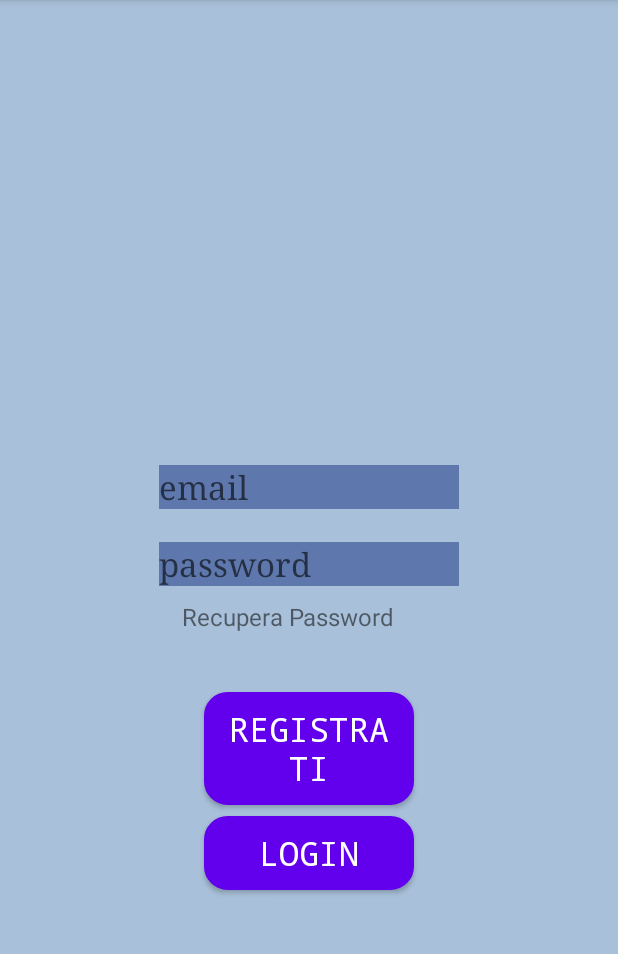
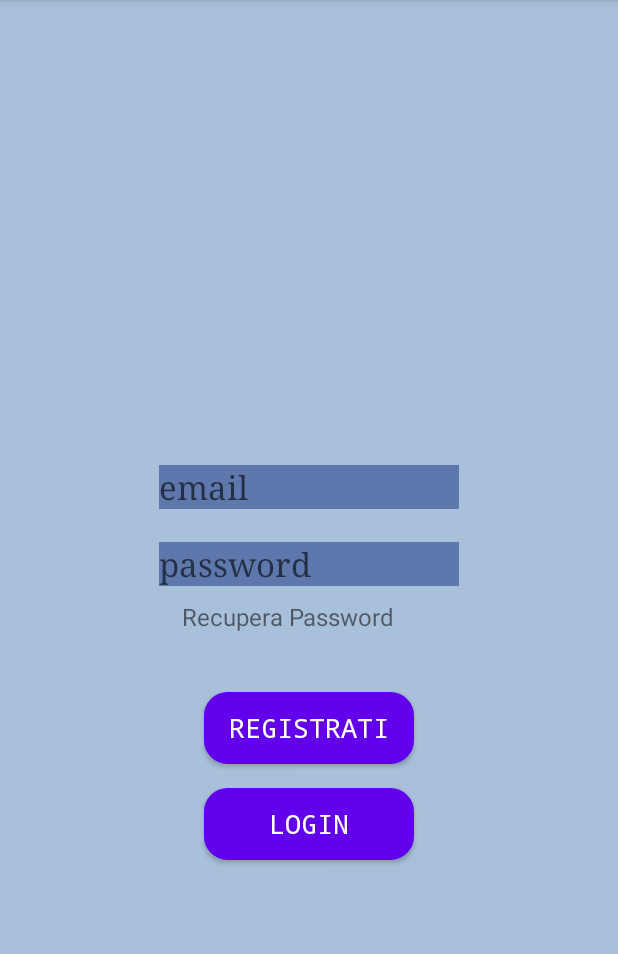
Before and after one commit to buiamf/Progetto_Android, an Android app: the screen it shows after launch (MainActivity), on a phone screen of 412 x 824 dp, the part 84-1038 px from its top. Run offline under Robolectric (Android 15) with nearby library versions, the phone set to English and light mode, and no system bars.

Commit message:
Progetto Modis Academy

```diff
--- a/app/src/main/res/layout/activity_main.xml
+++ b/app/src/main/res/layout/activity_main.xml
@@ -56,7 +56,6 @@
     <Button
         android:id="@+id/button_registrati"
         style="@style/bottone_smussato"
-
         android:layout_marginTop="20dp"
         android:text="@string/registrati_button"
         app:layout_constraintEnd_toEndOf="parent"
@@ -67,10 +66,10 @@
     <Button
         android:id="@+id/button_login"
         style="@style/bottone_smussato"
-        android:layout_marginTop="7dp"
+        android:layout_marginTop="16dp"
         android:text="@string/login_button"
         app:layout_constraintEnd_toEndOf="parent"
-        app:layout_constraintHorizontal_bias="0.5"
+        app:layout_constraintHorizontal_bias="0.501"
         app:layout_constraintStart_toStartOf="parent"
         app:layout_constraintTop_toBottomOf="@+id/button_registrati" />
 
--- a/app/src/main/res/layout/conferma_mail.xml
+++ b/app/src/main/res/layout/conferma_mail.xml
@@ -28,13 +28,15 @@
         android:hint="@string/inserisci_codice"
         android:inputType="numberPassword"
         app:layout_constraintEnd_toEndOf="parent"
-        app:layout_constraintHorizontal_bias="0.497"
+        app:layout_constraintHorizontal_bias="0.5"
         app:layout_constraintStart_toStartOf="parent"
         app:layout_constraintTop_toBottomOf="@+id/codice_comment" />
 
     <Button
         android:id="@+id/conferma_email_button"
         style="@style/bottone_smussato"
+        android:layout_width="200dp"
+        android:layout_height="wrap_content"
         android:layout_marginTop="24dp"
         android:text="@string/conferma_email"
         app:layout_constraintEnd_toEndOf="parent"
--- a/app/src/main/res/values/themes.xml
+++ b/app/src/main/res/values/themes.xml
@@ -34,7 +34,7 @@
         parent="Widget.AppCompat.Button">
         <item name="android:layout_width">140dp</item>
         <item name="android:layout_height">wrap_content</item>
-        <item name="android:textSize">22sp</item>
+        <item name="android:textSize">18sp</item>
         <item name="fontFamily">monospace</item>
         <item name="android:textColor">@color/white</item>
         <item name="android:background">@drawable/bottone_smussato</item>
```
